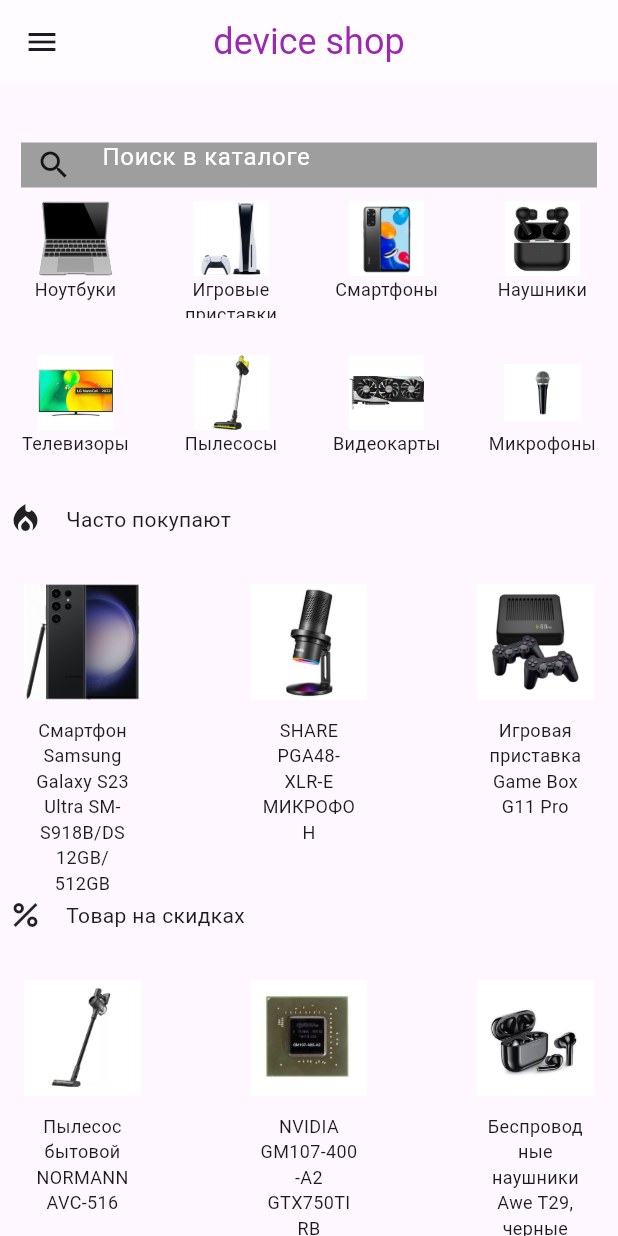
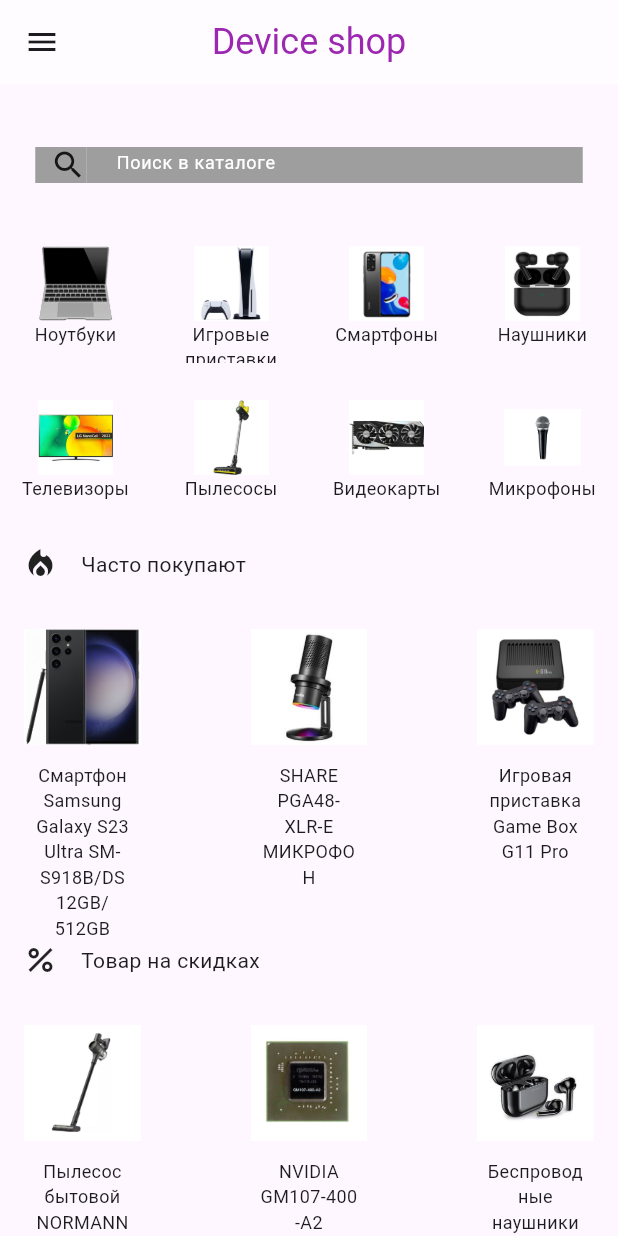
Before and after one commit to Mynameiswolf96/device_shop, a Flutter app: the screen it shows after launch, on a phone screen of 412 x 824 dp. Run offline on Flutter 3.47's test engine with Material 3 defaults, Android fonts, the phone set to English and light mode, and no system bars.

Commit message:
add two paddings in discount and often buy catalogs

```diff
--- a/lib/device_shop.dart
+++ b/lib/device_shop.dart
@@ -8,8 +8,7 @@
 
   @override
   Widget build(BuildContext context) {
-    return SafeArea(
-      child: Scaffold(
+    return Scaffold(
       drawer: const MainDrawer(),
       appBar: AppBar(
         centerTitle: true,
@@ -25,16 +24,20 @@
             height: 30,
           ),
           const SearchString(),
+          const SizedBox(
+            height: 30,
+          ),
           Expanded(
             child: ListView(
               children: const [
-
                 SizedBox(
                   height: 170,
                   width: 150,
                   child: Row(
                     children: [
-                        Expanded(child: CatalogOfProducts(),),
+                      Expanded(
+                        child: CatalogOfProducts(),
+                      ),
                     ],
                   ),
                 ),
@@ -56,7 +59,6 @@
           ),
         ],
       ),
-      ),
     );
   }
 }
@@ -74,22 +76,23 @@
         ),
         Container(
           padding: const EdgeInsets.only(left: 10),
-          height: 30,
+          height: 24,
           color: Colors.grey,
           child: const Icon(Icons.search),
         ),
         Container(
           padding: const EdgeInsets.only(left: 20),
-          width: 350,
-          height: 30,
+          width: 331,
+          height: 24,
           color: Colors.grey,
           child: const TextField(
             decoration: InputDecoration(
               hintText: AppText.searchInCatalog,
               hintStyle: TextStyle(
                 color: Colors.white,
+                fontSize: 12,
               ),
-              contentPadding: EdgeInsets.symmetric(vertical: 10),
+              contentPadding: EdgeInsets.symmetric(vertical: 12,),
               border: InputBorder.none,
             ),
           ),
@@ -147,7 +150,7 @@
   @override
   Widget build(BuildContext context) {
     return Padding(
-      padding: const EdgeInsets.only(left: 16.23,right: 16.23,top:20),
+      padding: const EdgeInsets.only(left: 16.23, right: 16.23, top: 20),
       child: Row(
         mainAxisAlignment: MainAxisAlignment.spaceBetween,
         children: listOFWidgetProductOftenBuy,
@@ -162,7 +165,7 @@
   @override
   Widget build(BuildContext context) {
     return Padding(
-      padding: const EdgeInsets.only(left: 16.23,right: 16.23,top: 20),
+      padding: const EdgeInsets.only(left: 16.23, right: 16.23, top: 20),
       child: Row(
         mainAxisAlignment: MainAxisAlignment.spaceBetween,
         children: listOFWidgetOfDiscountProduct,
@@ -237,7 +240,7 @@
       children: [
         Container(
           alignment: Alignment.centerLeft,
-          padding: const EdgeInsets.only(left: 5),
+          padding: const EdgeInsets.only(left: 15),
           child: Icon(icon),
         ),
         const SizedBox(
--- a/lib/texts/app_text.dart
+++ b/lib/texts/app_text.dart
@@ -1,5 +1,5 @@
 class AppText {
-  static const String nameOfApp = 'device shop';
+  static const String nameOfApp = 'Device shop';
 
   static const String searchInCatalog = 'Поиск в каталоге';
 
```
Lines whose indentation alone changed are shown as unchanged.
